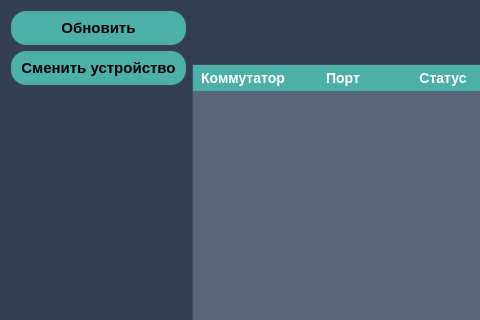
This is mainForm_v2.ui in Wobolok/projects as Qt 5 draws it before an edit; both pictures show x 0 to 480 and y 0 to 320 of the 1406 by 579 pixel window. The edited form follows.
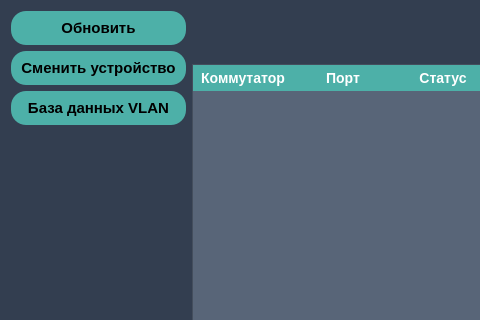
This is the edited form.

Commit message: Added some functions to preview and VLAN DB

```diff
--- a/mainForm_v2.ui
+++ b/mainForm_v2.ui
@@ -129,6 +129,16 @@
        </property>
       </widget>
      </item>
+     <item>
+      <widget class="QPushButton" name="vlanDB">
+       <property name="cursor">
+        <cursorShape>PointingHandCursor</cursorShape>
+       </property>
+       <property name="text">
+        <string>База данных VLAN</string>
+       </property>
+      </widget>
+     </item>
      <item>
       <spacer name="verticalSpacer">
        <property name="orientation">
```
The commit also changes 13 other files.
